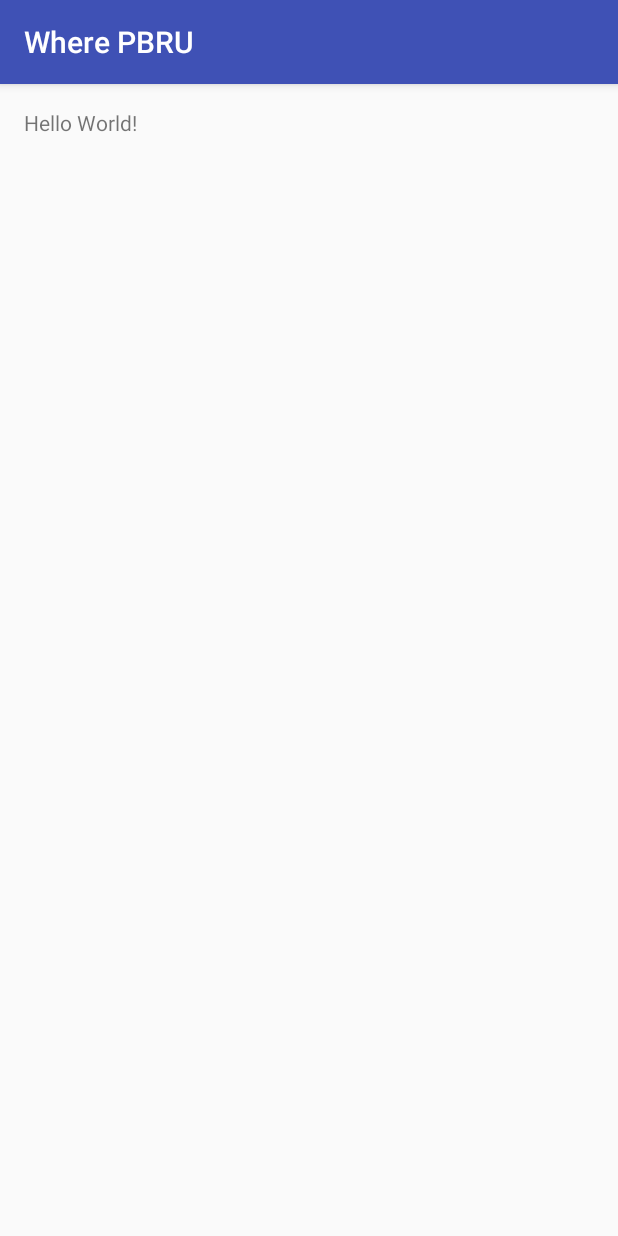
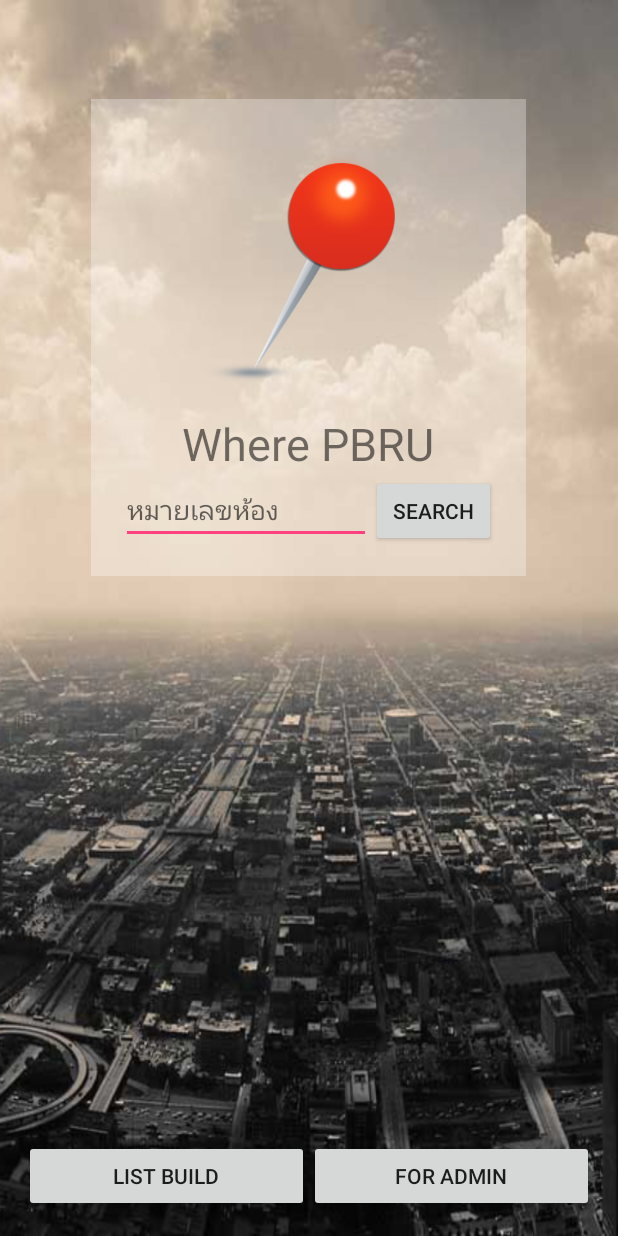
Before and after one commit to PongsatornIce/Where-PBRU, an Android app: the screen it shows after launch (MainActivity), on a phone screen of 412 x 824 dp. Run offline under Robolectric (Android 15) with nearby library versions, the phone set to English and light mode, and no system bars; libraries missing offline, so code that uses them is left out: com.squareup.okhttp; 5 statements that could not run were skipped.

Commit message:
หน้าแรก Where PBRU

```diff
--- a/app/build.gradle
+++ b/app/build.gradle
@@ -1,13 +1,13 @@
 apply plugin: 'com.android.application'
 
 android {
-    compileSdkVersion 23
-    buildToolsVersion "23.0.3"
+    compileSdkVersion 22
+    buildToolsVersion "22.0.1"
 
     defaultConfig {
         applicationId "pbru.panchasoon.pongsatorn.wherepbru"
         minSdkVersion 15
-        targetSdkVersion 23
+        targetSdkVersion 22
         versionCode 1
         versionName "1.0"
     }
@@ -20,7 +20,8 @@ android {
 }
 
 dependencies {
-    compile fileTree(dir: 'libs', include: ['*.jar'])
+    compile fileTree(include: ['*.jar'], dir: 'libs')
     testCompile 'junit:junit:4.12'
-    compile 'com.android.support:appcompat-v7:23.4.0'
+    compile 'com.android.support:appcompat-v7:22.2.1'
+    compile 'com.squareup.okhttp:okhttp:2.0.0'
 }
--- a/app/src/main/AndroidManifest.xml
+++ b/app/src/main/AndroidManifest.xml
@@ -1,6 +1,9 @@
 <?xml version="1.0" encoding="utf-8"?>
 <manifest xmlns:android="http://schemas.android.com/apk/res/android"
     package="pbru.panchasoon.pongsatorn.wherepbru">
+
+
+    <uses-permission android:name="android.permission.INTERNET" />
 
     <application
         android:allowBackup="true"
--- a/app/src/main/java/pbru/panchasoon/pongsatorn/wherepbru/MainActivity.java
+++ b/app/src/main/java/pbru/panchasoon/pongsatorn/wherepbru/MainActivity.java
@@ -1,15 +1,97 @@
 package pbru.panchasoon.pongsatorn.wherepbru;
 
+import android.database.sqlite.SQLiteDatabase;
+import android.os.AsyncTask;
 import android.support.v7.app.AppCompatActivity;
 import android.os.Bundle;
+import android.util.Log;
+
+import com.squareup.okhttp.OkHttpClient;
+import com.squareup.okhttp.Request;
+import com.squareup.okhttp.Response;
+
+import org.json.JSONArray;
+import org.json.JSONObject;
 
 public class MainActivity extends AppCompatActivity {
 
+    private MyManage myManage;
+    private String urlJSON = "http://swiftcodingthai.com/pbru/get_room.php";
     @Override
     protected void onCreate(Bundle savedInstanceState) {
         super.onCreate(savedInstanceState);
         setContentView(R.layout.activity_main);
+
+        myManage = new MyManage(this);
+
+       // myManage.addRoom("build", "room", "lat", "lng", "icon");
+
+        deleteAllSQLite();
+
+        SynRoom synRoom = new SynRoom();
+        synRoom.execute();
+
+    }   //Main หลัก
+
+    public class SynRoom extends AsyncTask<Void, Void, String> {
+        @Override
+        protected String doInBackground(Void... voids) {
+
+            try {
+                OkHttpClient okHttpClient = new OkHttpClient();
+                Request.Builder builder = new Request.Builder();
+                Request request = builder.url(urlJSON).build();
+                Response response = okHttpClient.newCall(request).execute();
+                return response.body().string();
+
+
+            } catch (Exception e) {
+                return null;
+            }
+
+        }   //doInBack
+
+        @Override
+        protected void onPostExecute(String s) {
+            super.onPostExecute(s);
+
+            Log.d("whereV1", "JSON ==>" + s);
+
+            try {
+
+                JSONArray jsonArray = new JSONArray(s);
+                for (int i=0;i<jsonArray.length(); i++) {
+
+                    JSONObject jsonObject = jsonArray.getJSONObject(i);
+
+                    String strBuild = jsonObject.getString(MyManage.column_Build);
+                    String strRoom = jsonObject.getString(MyManage.column_Room);
+                    String strLat = jsonObject.getString(MyManage.column_Lat);
+                    String strLng = jsonObject.getString(MyManage.column_Lng);
+                    String strIcon = jsonObject.getString(MyManage.column_Icon);
+
+                    myManage.addRoom(strBuild, strRoom, strLat, strLng, strIcon);
+
+                }   //for
+
+
+            } catch (Exception e) {
+                e.printStackTrace();
+            }
+
+        }   //onPost
+
+    }   //SynRoom Class
+
+
+
+    private void deleteAllSQLite() {
+
+        SQLiteDatabase sqLiteDatabase = openOrCreateDatabase(MyOpenHelper.database_name,
+                MODE_PRIVATE, null);
+        sqLiteDatabase.delete(MyManage.room_table, null, null);
+
     }
 
 
-}
+}   //Main Class
--- /dev/null
+++ b/app/src/main/java/pbru/panchasoon/pongsatorn/wherepbru/MyManage.java
@@ -0,0 +1,45 @@
+package pbru.panchasoon.pongsatorn.wherepbru;
+
+import android.content.ContentValues;
+import android.content.Context;
+import android.database.sqlite.SQLiteDatabase;
+
+/**
+ * Created by addoid on 5/27/2016.
+ */
+public class MyManage {
+
+    private MyOpenHelper myOpenHelper;
+    private SQLiteDatabase sqLiteDatabase;
+
+    public static final String room_table = "roomTABLE";
+    public static final String column_id = "_id";
+    public static final String column_Build = "Build";
+    public static final String column_Room = "Room";
+    public static final String column_Lat = "Lat";
+    public static final String column_Lng = "Lng";
+    public static final String column_Icon = "Icon";
+
+
+    public MyManage(Context context) {
+        myOpenHelper = new MyOpenHelper(context);
+        sqLiteDatabase = myOpenHelper.getWritableDatabase();
+
+    }   //Constructor
+
+    public long addRoom(String strBuild,
+                        String strRoom,
+                        String strLat,
+                        String strLng,
+                        String strIcon) {
+        ContentValues contentValues = new ContentValues();
+        contentValues.put(column_Build, strBuild);
+        contentValues.put(column_Room, strRoom);
+        contentValues.put(column_Lat, strLat);
+        contentValues.put(column_Lng, strLng);
+        contentValues.put(column_Icon, strIcon);
+
+        return sqLiteDatabase.insert(room_table,null, contentValues);
+    }
+
+}   //Main Class
--- /dev/null
+++ b/app/src/main/java/pbru/panchasoon/pongsatorn/wherepbru/MyOpenHelper.java
@@ -0,0 +1,38 @@
+package pbru.panchasoon.pongsatorn.wherepbru;
+
+import android.content.Context;
+import android.database.sqlite.SQLiteDatabase;
+import android.database.sqlite.SQLiteOpenHelper;
+
+/**
+ * Created by addoid on 5/27/2016.
+ */
+public class MyOpenHelper extends SQLiteOpenHelper{
+
+
+    public static final String database_name = "WherePbru.db";
+    private static final int database_version = 1;
+
+    private static final String create_room_table = "create table roomTABLE (" +
+            "_id integer primary key," +
+            "Build text," +
+            "Room text," +
+            "Lat text," +
+            "Lng text," +
+            "Icon text);";
+
+
+    public MyOpenHelper(Context context) {
+        super(context, database_name, null, database_version);
+    }   //Constructor
+
+    @Override
+    public void onCreate(SQLiteDatabase sqLiteDatabase) {
+        sqLiteDatabase.execSQL(create_room_table);
+    }
+
+    @Override
+    public void onUpgrade(SQLiteDatabase sqLiteDatabase, int i, int i1) {
+
+    }
+}   // Main Class
--- a/app/src/main/res/layout/activity_main.xml
+++ b/app/src/main/res/layout/activity_main.xml
@@ -7,10 +7,72 @@
     android:paddingLeft="@dimen/activity_horizontal_margin"
     android:paddingRight="@dimen/activity_horizontal_margin"
     android:paddingTop="@dimen/activity_vertical_margin"
-    tools:context="pbru.panchasoon.pongsatorn.wherepbru.MainActivity">
+    tools:context="pbru.panchasoon.pongsatorn.wherepbru.MainActivity"
+    android:background="@drawable/bg27">
 
-    <TextView
+    <LinearLayout
+        android:orientation="horizontal"
+        android:layout_width="match_parent"
+        android:layout_height="wrap_content"
+        android:layout_alignParentBottom="true">
+
+        <Button
+            android:layout_width="0dp"
+            android:layout_height="wrap_content"
+            android:text="List Build"
+            android:id="@+id/button"
+            android:layout_weight="1"
+             />
+
+        <Button
+            android:layout_width="0dp"
+            android:layout_height="wrap_content"
+            android:text="For Admin"
+            android:id="@+id/button2"
+            android:layout_weight="1" />
+    </LinearLayout>
+
+    <LinearLayout
+        android:orientation="vertical"
         android:layout_width="wrap_content"
         android:layout_height="wrap_content"
-        android:text="Hello World!" />
+        android:layout_centerHorizontal="true"
+        android:layout_marginTop="50dp"
+        android:padding="20dp"
+        android:gravity="center_horizontal"
+        android:background="#4dffffff">
+
+        <ImageView
+            android:layout_width="149dp"
+            android:layout_height="189dp"
+            android:id="@+id/imageView"
+            android:src="@drawable/ice" />
+
+        <TextView
+            android:layout_width="wrap_content"
+            android:layout_height="wrap_content"
+            android:text="@string/app_name"
+            android:id="@+id/textView"
+            android:textSize="@dimen/h1" />
+
+        <LinearLayout
+            android:orientation="horizontal"
+            android:layout_width="250dp"
+            android:layout_height="match_parent">
+
+            <EditText
+                android:layout_width="0dp"
+                android:layout_height="wrap_content"
+                android:id="@+id/editText"
+                android:layout_weight="2"
+                android:hint="@string/Seartroom" />
+
+            <Button
+                android:layout_width="0dp"
+                android:layout_height="wrap_content"
+                android:text="Search"
+                android:id="@+id/button3"
+                android:layout_weight="1" />
+        </LinearLayout>
+    </LinearLayout>
 </RelativeLayout>
--- a/app/src/main/res/values/dimens.xml
+++ b/app/src/main/res/values/dimens.xml
@@ -2,4 +2,5 @@
     <!-- Default screen margins, per the Android Design guidelines. -->
     <dimen name="activity_horizontal_margin">16dp</dimen>
     <dimen name="activity_vertical_margin">16dp</dimen>
+    <dimen name="h1">30sp</dimen>
 </resources>
--- a/app/src/main/res/values/strings.xml
+++ b/app/src/main/res/values/strings.xml
@@ -1,3 +1,6 @@
 <resources>
     <string name="app_name">Where PBRU</string>
+
+    <string name="Seartroom">หมายเลขห้อง</string>
+
 </resources>
--- a/app/src/main/res/values/styles.xml
+++ b/app/src/main/res/values/styles.xml
@@ -1,7 +1,7 @@
 <resources>
 
     <!-- Base application theme. -->
-    <style name="AppTheme" parent="Theme.AppCompat.Light.DarkActionBar">
+    <style name="AppTheme" parent="Theme.AppCompat.Light.NoActionBar">
         <!-- Customize your theme here. -->
         <item name="colorPrimary">@color/colorPrimary</item>
         <item name="colorPrimaryDark">@color/colorPrimaryDark</item>
```
Also changed, not shown: app/src/main/res/drawable/bg27.png (added), app/src/main/res/drawable/ice.png (added), app/src/main/res/drawable/route.png (added), app/src/main/res/drawable/wall24.png (added).
